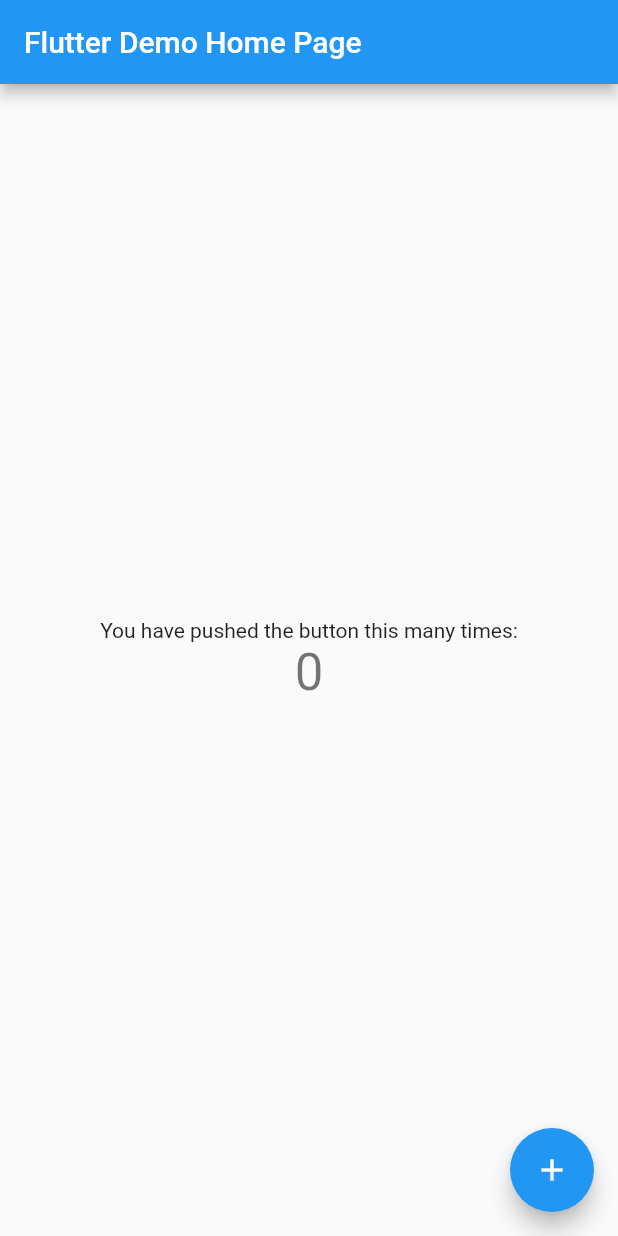
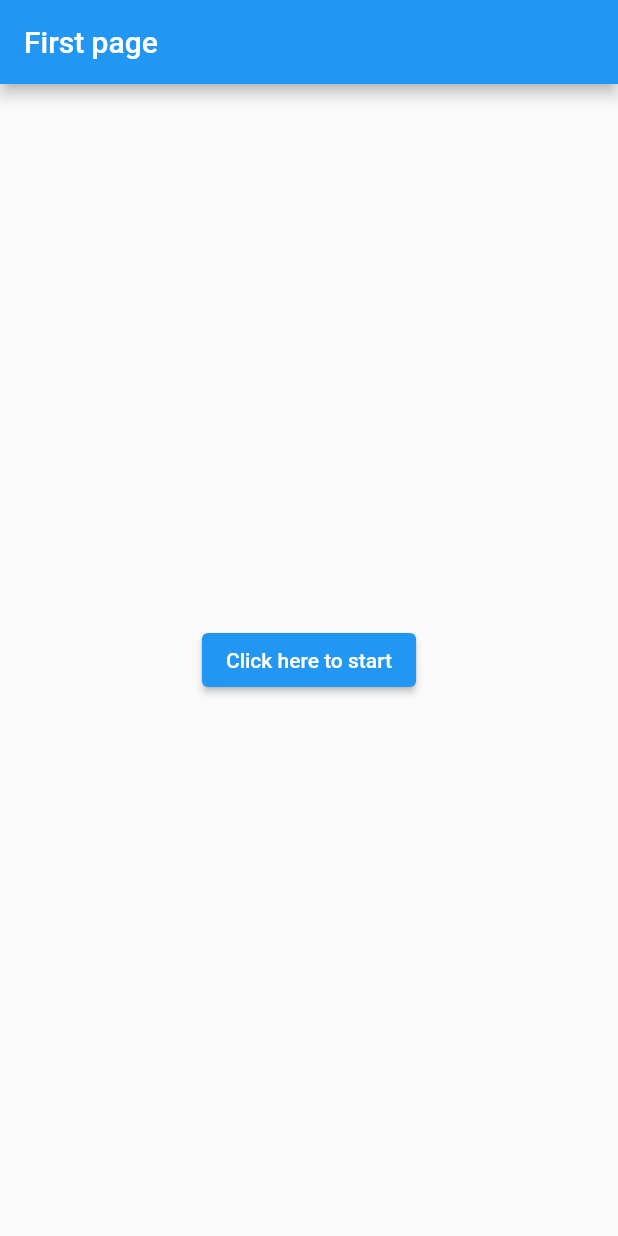
Before and after one commit to code-panda-x/SE330-Human-Factors-User-Interface, a Flutter app: the screen it shows after launch, on a phone screen of 412 x 824 dp. Run offline on Flutter 3.47's test engine with Material 2 defaults, Android fonts, the phone set to English and light mode, and no system bars.

Commit message:
Navigation all pages

```diff
--- /dev/null
+++ b/head_rush_funnel_app_store/lib/Pages/firstpage.dart
@@ -0,0 +1,24 @@
+import 'package:flutter/material.dart';
+import 'package:head_rush_funnel_app_store/Pages/homepage.dart';
+
+class Firstpage extends StatelessWidget {
+  @override
+  Widget build(BuildContext context) {
+    return Scaffold(
+      appBar: AppBar(
+        title: Text('First page'),
+      ),
+      body: Center(
+        child: ElevatedButton(
+          child: Text('Click here to start'),
+          onPressed: () {
+            // Navigate to second route when tapped.
+            Navigator.push(context, MaterialPageRoute(builder: (context) {
+              return Homepage();
+            }));
+          },
+        ),
+      ),
+    );
+  }
+}
--- a/head_rush_funnel_app_store/lib/main.dart
+++ b/head_rush_funnel_app_store/lib/main.dart
@@ -1,4 +1,5 @@
 import 'package:flutter/material.dart';
+import 'Pages/firstpage.dart';
 
 void main() {
   runApp(MyApp());
@@ -9,7 +10,7 @@ class MyApp extends StatelessWidget {
   @override
   Widget build(BuildContext context) {
     return MaterialApp(
-      title: 'Flutter Demo',
+      title: 'Headrush Funnel App Store',
       theme: ThemeData(
         // This is the theme of your application.
         //
@@ -26,92 +27,7 @@ class MyApp extends StatelessWidget {
         // closer together (more dense) than on mobile platforms.
         visualDensity: VisualDensity.adaptivePlatformDensity,
       ),
-      home: MyHomePage(title: 'Flutter Demo Home Page'),
+      home: Firstpage(),
     );
   }
 }
-
-class MyHomePage extends StatefulWidget {
-  MyHomePage({Key key, this.title}) : super(key: key);
-
-  // This widget is the home page of your application. It is stateful, meaning
-  // that it has a State object (defined below) that contains fields that affect
-  // how it looks.
-
-  // This class is the configuration for the state. It holds the values (in this
-  // case the title) provided by the parent (in this case the App widget) and
-  // used by the build method of the State. Fields in a Widget subclass are
-  // always marked "final".
-
-  final String title;
-
-  @override
-  _MyHomePageState createState() => _MyHomePageState();
-}
-
-class _MyHomePageState extends State<MyHomePage> {
-  int _counter = 0;
-
-  void _incrementCounter() {
-    setState(() {
-      // This call to setState tells the Flutter framework that something has
-      // changed in this State, which causes it to rerun the build method below
-      // so that the display can reflect the updated values. If we changed
-      // _counter without calling setState(), then the build method would not be
-      // called again, and so nothing would appear to happen.
-      _counter++;
-    });
-  }
-
-  @override
-  Widget build(BuildContext context) {
-    // This method is rerun every time setState is called, for instance as done
-    // by the _incrementCounter method above.
-    //
-    // The Flutter framework has been optimized to make rerunning build methods
-    // fast, so that you can just rebuild anything that needs updating rather
-    // than having to individually change instances of widgets.
-    return Scaffold(
-      appBar: AppBar(
-        // Here we take the value from the MyHomePage object that was created by
-        // the App.build method, and use it to set our appbar title.
-        title: Text(widget.title),
-      ),
-      body: Center(
-        // Center is a layout widget. It takes a single child and positions it
-        // in the middle of the parent.
-        child: Column(
-          // Column is also a layout widget. It takes a list of children and
-          // arranges them vertically. By default, it sizes itself to fit its
-          // children horizontally, and tries to be as tall as its parent.
-          //
-          // Invoke "debug painting" (press "p" in the console, choose the
-          // "Toggle Debug Paint" action from the Flutter Inspector in Android
-          // Studio, or the "Toggle Debug Paint" command in Visual Studio Code)
-          // to see the wireframe for each widget.
-          //
-          // Column has various properties to control how it sizes itself and
-          // how it positions its children. Here we use mainAxisAlignment to
-          // center the children vertically; the main axis here is the vertical
-          // axis because Columns are vertical (the cross axis would be
-          // horizontal).
-          mainAxisAlignment: MainAxisAlignment.center,
-          children: <Widget>[
-            Text(
-              'You have pushed the button this many times:',
-            ),
-            Text(
-              '$_counter',
-              style: Theme.of(context).textTheme.headline4,
-            ),
-          ],
-        ),
-      ),
-      floatingActionButton: FloatingActionButton(
-        onPressed: _incrementCounter,
-        tooltip: 'Increment',
-        child: Icon(Icons.add),
-      ), // This trailing comma makes auto-formatting nicer for build methods.
-    );
-  }
-}
```
Also changed, not shown: head_rush_funnel_app_store/lib/Pages/Allitems/item1.dart (added, +38 -0 lines), head_rush_funnel_app_store/lib/Pages/Allitems/item2.dart (added, +38 -0 lines), head_rush_funnel_app_store/lib/Pages/cartpage.dart (added, +38 -0 lines), head_rush_funnel_app_store/lib/Pages/confirmpage.dart (added, +38 -0 lines), head_rush_funnel_app_store/lib/Pages/homepage.dart (added, +51 -0 lines), head_rush_funnel_app_store/lib/Pages/paymentpage.dart (added, +38 -0 lines).
